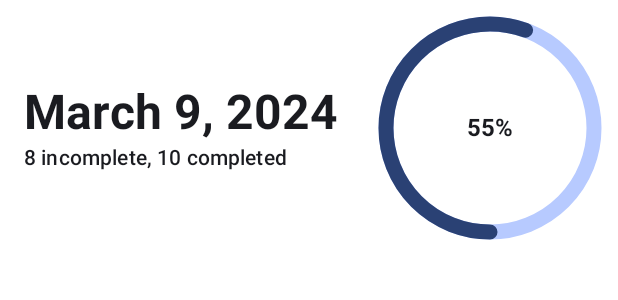
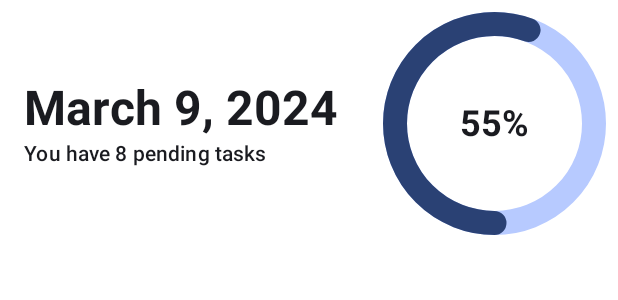
Before and after one commit to AlexNaupay/Todo-X-App, an Android app built with Jetpack Compose: the @Preview function SummaryInfoPreviewLight, on a phone screen of 412 x 824 dp. Shown: the top 300 px of the screen. Run offline under Robolectric (Android 15) with nearby library versions, the phone set to English and light mode, and no system bars.

Commit message:
format date, Modifier.weight

```diff
--- a/app/src/main/java/me/alexnaupay/todox/presentation/screens/home/HomeScreenViewModel.kt
+++ b/app/src/main/java/me/alexnaupay/todox/presentation/screens/home/HomeScreenViewModel.kt
@@ -17,6 +17,7 @@ import kotlinx.coroutines.flow.receiveAsFlow
 import kotlinx.coroutines.launch
 import java.time.LocalDate
 import java.time.format.DateTimeFormatter
+import kotlin.toString
 
 class HomeScreenViewModel : ViewModel() {
 
@@ -33,7 +34,8 @@ class HomeScreenViewModel : ViewModel() {
     init {
         state = state.copy(
             date = LocalDate.now().let {
-                DateTimeFormatter.ofPattern("EEEE, MMMM dd yyyy").format(it)
+                // https://developer.android.com/reference/kotlin/java/time/format/DateTimeFormatter
+                DateTimeFormatter.ofPattern("EEEE, MMM dd").format(it)
             }
         )
 
@@ -42,7 +44,7 @@ class HomeScreenViewModel : ViewModel() {
             val pendingTasks = it.filter { task -> !task.isCompleted }
 
             state = state.copy(
-                summary = "You have ${pendingTasks.size} pending tasks",
+                summary = pendingTasks.size.toString(),
                 completedTask = completedTasks,
                 pendingTask = pendingTasks,
             )
--- a/app/src/main/java/me/alexnaupay/todox/presentation/screens/home/components/SummaryInfo.kt
+++ b/app/src/main/java/me/alexnaupay/todox/presentation/screens/home/components/SummaryInfo.kt
@@ -18,17 +18,19 @@ import androidx.compose.ui.Alignment
 import androidx.compose.ui.Modifier
 import androidx.compose.ui.graphics.StrokeCap
 import androidx.compose.ui.graphics.drawscope.Stroke
+import androidx.compose.ui.res.stringResource
 import androidx.compose.ui.text.font.FontWeight
 import androidx.compose.ui.tooling.preview.Preview
 import androidx.compose.ui.unit.dp
 import androidx.compose.ui.unit.sp
 import me.alexnaupay.todox.ui.theme.TodoXAppTheme
+import me.alexnaupay.todox.R
 
 @Composable
 fun SummaryInfo(
     modifier: Modifier = Modifier,
     date: String = "March 9, 2024",
-    tasksSummary: String = "8 incomplete, 10 completed",
+    tasksSummary: String = "8",
     completedTasks: Int = 10,
     totalTasks: Int = 18
 ) {
@@ -46,7 +48,7 @@ fun SummaryInfo(
     }
 
     Row (verticalAlignment = Alignment.CenterVertically){
-        Column(modifier = modifier.padding(16.dp)) {
+        Column(modifier = modifier.padding(16.dp).weight(1.5f)) {
             Text(
                 text = date,
                 style = MaterialTheme.typography.headlineLarge,
@@ -55,16 +57,17 @@ fun SummaryInfo(
             )
 
             Text(
-                text = tasksSummary,
+                text = stringResource(R.string.summary_info, tasksSummary),
                 style = MaterialTheme.typography.titleSmall,
                 color = MaterialTheme.colorScheme.onSurface,
             )
         }
 
-        Box(contentAlignment = Alignment.Center, modifier = Modifier.padding(16.dp).aspectRatio(1f) ){
+        Box(contentAlignment = Alignment.Center,
+            modifier = Modifier.padding(16.dp).aspectRatio(1f).weight(1.0f) ){
             val colorBase = MaterialTheme.colorScheme.inversePrimary
             val progress = MaterialTheme.colorScheme.primary
-            val strokeWidth = 10.dp
+            val strokeWidth = 16.dp
 
             Canvas(modifier = Modifier.aspectRatio(1f)){
                 drawArc(
@@ -99,7 +102,7 @@ fun SummaryInfo(
                 style = MaterialTheme.typography.headlineLarge,
                 color = MaterialTheme.colorScheme.onSurface,
                 fontWeight = FontWeight.Bold,
-                fontSize = 16.sp
+                fontSize = 24.sp
             )
         }
 
--- a/app/src/main/java/me/alexnaupay/todox/presentation/screens/home/providers/HomeScreenPreviewProvider.kt
+++ b/app/src/main/java/me/alexnaupay/todox/presentation/screens/home/providers/HomeScreenPreviewProvider.kt
@@ -10,7 +10,7 @@ class HomeScreenPreviewProvider : PreviewParameterProvider<HomeDataState> {
         get() = sequenceOf(
             HomeDataState(
                 date = "March 9, 2024",
-                summary = "5 incomplete, 5 completed",
+                summary = "5",
                 completedTask = completedTasks,
                 pendingTask = pendingTasks
             )
--- a/app/src/main/res/values/strings.xml
+++ b/app/src/main/res/values/strings.xml
@@ -6,4 +6,5 @@
     <string name="task_deleted">Task deleted</string>
     <string name="all_task_deleted">All tasks deleted</string>
     <string name="task_updated">Task updated</string>
+    <string name="summary_info">You have %s pending tasks</string>
 </resources>
```
